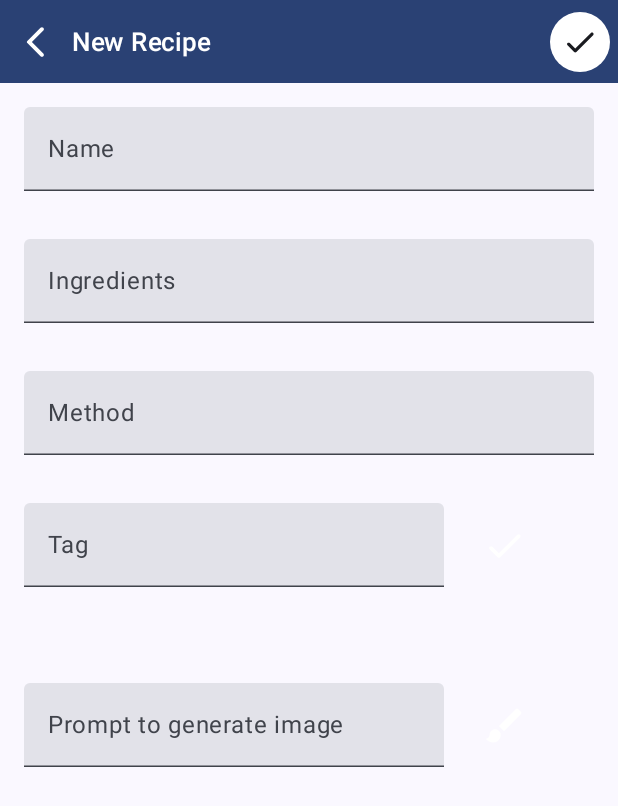
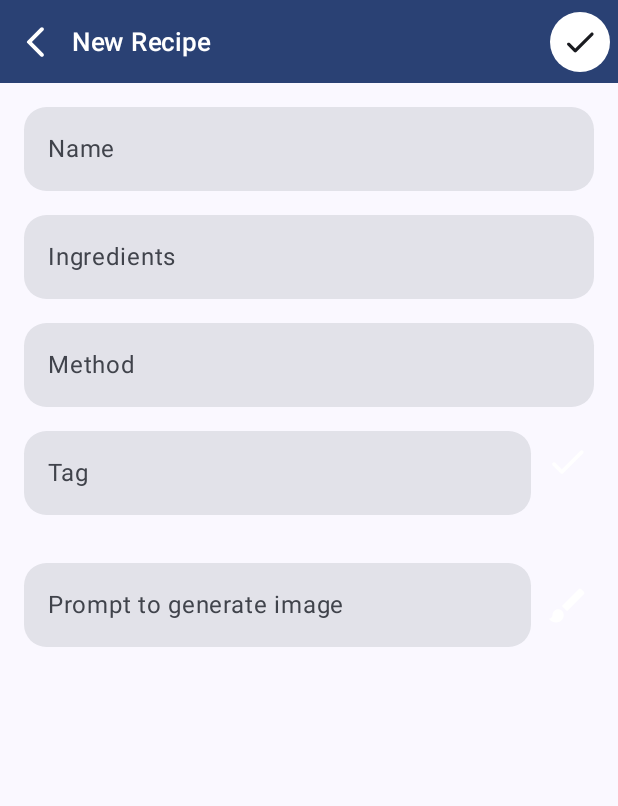
Before and after one commit to ThuHaNgo11/NoteApp, an Android app built with Jetpack Compose: the NotesScreen screen opened through its navigation route, after a tap on "Add new recipe", on a phone screen of 412 x 824 dp. Shown: the top 806 px of the screen. Run offline under Robolectric (Android 15) with nearby library versions, the phone set to English and light mode, and no system bars; our stand-ins replace Room's generated code; libraries missing offline, so code that uses them is left out: com.aallam.openai.

Commit message:
style AddNoteScreen

```diff
--- a/app/src/main/java/app/example/noteapp/presentation/AddNoteScreen.kt
+++ b/app/src/main/java/app/example/noteapp/presentation/AddNoteScreen.kt
@@ -15,29 +15,27 @@ import androidx.compose.foundation.layout.padding
 import androidx.compose.foundation.layout.size
 import androidx.compose.foundation.rememberScrollState
 import androidx.compose.foundation.shape.RoundedCornerShape
+import androidx.compose.foundation.text.KeyboardOptions
 import androidx.compose.foundation.verticalScroll
 import androidx.compose.material.icons.Icons
-import androidx.compose.material.icons.filled.Add
-import androidx.compose.material.icons.rounded.ArrowBack
 import androidx.compose.material.icons.rounded.ArrowBackIos
 import androidx.compose.material.icons.rounded.Brush
 import androidx.compose.material.icons.rounded.Cancel
 import androidx.compose.material.icons.rounded.Check
 import androidx.compose.material3.ExperimentalMaterial3Api
-import androidx.compose.material3.FloatingActionButton
 import androidx.compose.material3.Icon
 import androidx.compose.material3.IconButton
 import androidx.compose.material3.MaterialTheme
 import androidx.compose.material3.Scaffold
 import androidx.compose.material3.Text
 import androidx.compose.material3.TextField
+import androidx.compose.material3.TextFieldDefaults
 import androidx.compose.runtime.Composable
 import androidx.compose.ui.Alignment
 import androidx.compose.ui.Modifier
 import androidx.compose.ui.draw.clip
 import androidx.compose.ui.graphics.Color
 import androidx.compose.ui.layout.ContentScale
-import androidx.compose.ui.res.stringResource
 import androidx.compose.ui.text.TextStyle
 import androidx.compose.ui.text.font.FontWeight
 import androidx.compose.ui.unit.dp
@@ -48,8 +46,8 @@ import coil.compose.AsyncImage
 import androidx.compose.runtime.getValue
 import androidx.compose.runtime.mutableStateOf
 import androidx.compose.runtime.remember
-import androidx.compose.runtime.setValue
 import androidx.compose.ui.platform.LocalSoftwareKeyboardController
+import androidx.compose.ui.text.input.KeyboardCapitalization
 import com.airbnb.lottie.compose.LottieAnimation
 import com.airbnb.lottie.compose.LottieCompositionSpec
 import com.airbnb.lottie.compose.LottieConstants
@@ -140,10 +138,18 @@ fun AddNoteScreen(
             TextField(
                 modifier = Modifier
                     .fillMaxWidth()
-                    .padding(16.dp),
+                    .padding(start=16.dp, end=16.dp, top=16.dp),
+                shape = RoundedCornerShape(15.dp),
+                colors = TextFieldDefaults.colors(
+                    focusedIndicatorColor = Color.Transparent,
+                    unfocusedIndicatorColor = Color.Transparent,
+                    disabledIndicatorColor = Color.Transparent
+                ),
+                keyboardOptions = KeyboardOptions.Default.copy(
+                    capitalization = KeyboardCapitalization.Sentences),
                 value = state.name.value,
                 onValueChange = {
-                    state.name.value = it // when changes are made, it is assigned here
+                    state.name.value = it
                 },
                 textStyle = TextStyle(
                     fontWeight = FontWeight.SemiBold,
@@ -158,7 +164,13 @@ fun AddNoteScreen(
             TextField(
                 modifier = Modifier
                     .fillMaxWidth()
-                    .padding(16.dp),
+                    .padding(start=16.dp, end=16.dp, top=16.dp),
+                shape = RoundedCornerShape(15.dp),
+                colors = TextFieldDefaults.colors(
+                    focusedIndicatorColor = Color.Transparent,
+                    unfocusedIndicatorColor = Color.Transparent,
+                    disabledIndicatorColor = Color.Transparent
+                ),
                 value = state.ingredients.value,
                 onValueChange = {
                     state.ingredients.value = it // when changes are made, it is assigned here
@@ -172,7 +184,13 @@ fun AddNoteScreen(
             TextField(
                 modifier = Modifier
                     .fillMaxWidth()
-                    .padding(16.dp),
+                    .padding(start=16.dp, end=16.dp, top=16.dp),
+                shape = RoundedCornerShape(15.dp),
+                colors = TextFieldDefaults.colors(
+                    focusedIndicatorColor = Color.Transparent,
+                    unfocusedIndicatorColor = Color.Transparent,
+                    disabledIndicatorColor = Color.Transparent
+                ),
                 value = state.method.value,
                 onValueChange = {
                     state.method.value = it // when changes are made, it is assigned here
@@ -188,7 +206,14 @@ fun AddNoteScreen(
             ) {
                 TextField(
                     modifier = Modifier
-                        .padding(16.dp),
+                        .padding(start=16.dp, top=16.dp)
+                        .weight(1f),
+                    shape = RoundedCornerShape(15.dp),
+                    colors = TextFieldDefaults.colors(
+                        focusedIndicatorColor = Color.Transparent,
+                        unfocusedIndicatorColor = Color.Transparent,
+                        disabledIndicatorColor = Color.Transparent
+                    ),
                     value = state.tagField.value,
                     onValueChange = {
                         state.tagField.value = it
@@ -200,6 +225,8 @@ fun AddNoteScreen(
 
                 // confirm tag
                 IconButton(
+                    modifier = Modifier
+                        .padding(end=10.dp),
                     onClick = {
                         if (state.tagField.value !== "") {
                             if (state.tags.indexOf(state.tagField.value) < 0) {
@@ -261,7 +288,14 @@ fun AddNoteScreen(
                 // Prompt to generate image
                 TextField(
                     modifier = Modifier
-                        .padding(16.dp),
+                        .padding(start=16.dp, bottom =16.dp)
+                        .weight(1f),
+                    shape = RoundedCornerShape(15.dp),
+                    colors = TextFieldDefaults.colors(
+                        focusedIndicatorColor = Color.Transparent,
+                        unfocusedIndicatorColor = Color.Transparent,
+                        disabledIndicatorColor = Color.Transparent
+                    ),
                     value = state.imagePrompt.value,
                     onValueChange = {
                         state.imagePrompt.value = it
@@ -273,6 +307,7 @@ fun AddNoteScreen(
 
                 // Generate image button
                 IconButton(
+                    modifier = Modifier.padding(end=10.dp, bottom =16.dp),
                     onClick = {
                         if (state.imagePrompt.value !== "") {
                             keyboardController?.hide()
@@ -315,7 +350,8 @@ fun AddNoteScreen(
                     LottieAnimation(
                         composition = composition,
                         modifier = Modifier
-                            .size(300.dp),
+                            .size(300.dp)
+                            .align(Alignment.Center),
                         progress = {
                             progress
                         }
--- a/app/src/main/java/app/example/noteapp/presentation/NotesScreen.kt
+++ b/app/src/main/java/app/example/noteapp/presentation/NotesScreen.kt
@@ -155,10 +155,8 @@ fun NoteItem(
                         fontWeight = FontWeight.SemiBold,
                         color = MaterialTheme.colorScheme.onSecondaryContainer,
                         modifier = Modifier.padding(
-                            start = 10.dp,
-                            end = 10.dp,
-                            top = 5.dp,
-                            bottom = 5.dp
+                            horizontal = 10.dp,
+                            vertical = 5.dp
                         )
                     )
                 }
```
